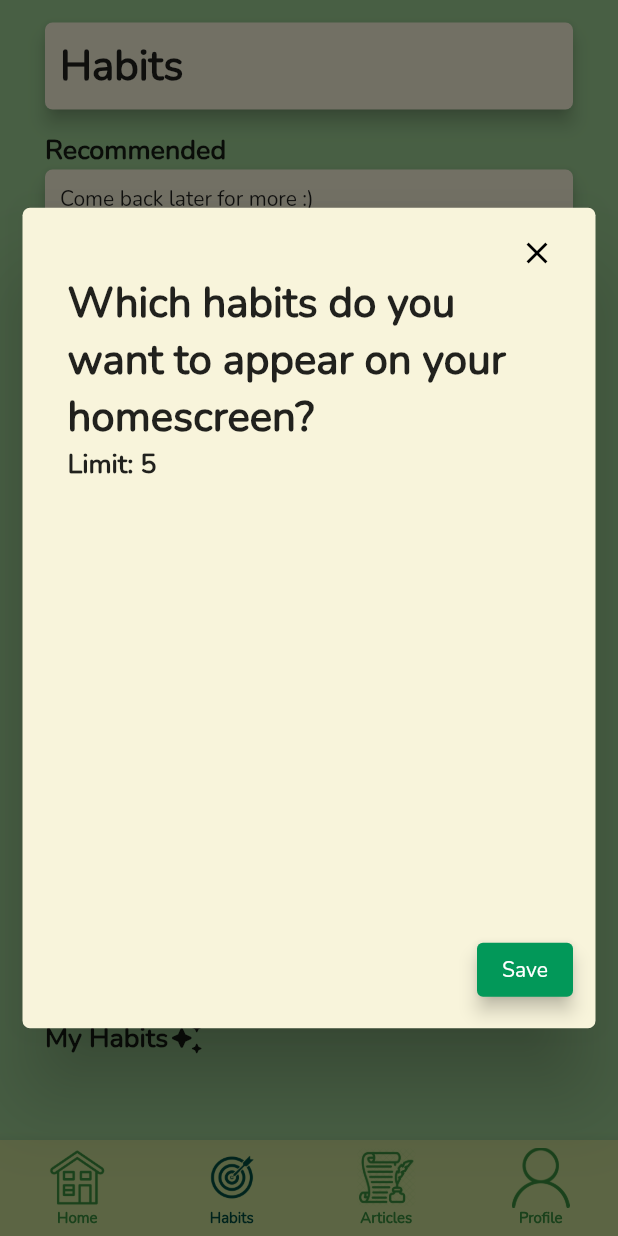
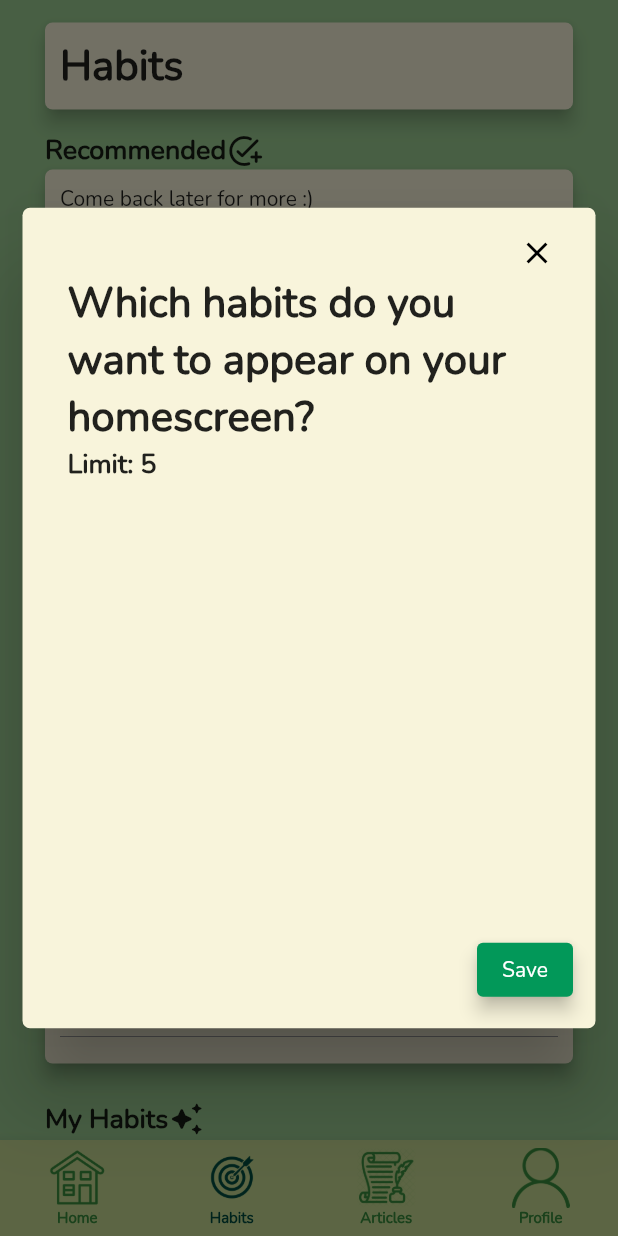
Before and after one commit to csc301-fall-2021/team-project-9-greenpeeps, a Flutter app: the Navigation screen opened by its route, item 2 of the bottom bar chosen, after a tap on "Add Daily Habits", on a phone screen of 412 x 824 dp. Run offline on Flutter 3.47's test engine with Material 2 defaults, Android fonts, the phone set to English and light mode, and no system bars; our stand-ins replace cloud_firestore, firebase_auth, firebase_core, get, pie_chart; missing offline and left inert: cloud_firestore_web, firebase_auth_web, firebase_core_web; accounts and stored records are empty.

Commit message:
edit recommended habits ui, make habit titles that overflow into ellipses and make habit cards tappable

```diff
--- a/green_peeps_app/lib/habits/habit_tile_info.dart
+++ b/green_peeps_app/lib/habits/habit_tile_info.dart
@@ -20,23 +20,19 @@ class HabitTileInfo extends StatefulWidget {
 class _HabitTileInfoState extends State<HabitTileInfo> {
   @override
   Widget build(BuildContext context) {
-    return Row(
-      children: <Widget>[
-        Text(
-          widget.habitNum.toString() + ") " + widget.habitName,
+    return ListTile(
+      trailing: Icon(
+        Icons.short_text_rounded,
+      ),
+      title: Text(
+        "${widget.habitNum}) ${widget.habitName}",
+        overflow: TextOverflow.ellipsis,
         style: const TextStyle(
           fontSize: 24.0,
           fontWeight: FontWeight.bold,
         ),
       ),
-        const Expanded(
-          child: Divider(
-            color: Colors.transparent,
-          ),
-        ),
-        IconButton(
-          splashRadius: 15,
-          onPressed: () {
+      onTap: (){
         showDialog(
           context: context,
           builder: (context) {
@@ -46,11 +42,7 @@ class _HabitTileInfoState extends State<HabitTileInfo> {
           },
         );
       },
-          icon: const Icon(
-            Icons.short_text_rounded,
-          ),
-        )
-      ],
+
     );
   }
 }
--- a/green_peeps_app/lib/habits/habits_in_progress_section.dart
+++ b/green_peeps_app/lib/habits/habits_in_progress_section.dart
@@ -3,6 +3,7 @@ import 'package:firebase_auth/firebase_auth.dart';
 import 'package:cloud_firestore/cloud_firestore.dart';
 import 'package:green_peeps_app/habits/habit_buttons.dart';
 import 'package:green_peeps_app/habits/habit_tile_info.dart';
+import 'package:green_peeps_app/habits/habit_tile_info_dialogue.dart';
 import 'package:green_peeps_app/habits/habit_tile_progress_bar.dart';
 
 List habitList = [
@@ -28,7 +29,9 @@ class _HabitsInProgressSectionState extends State<HabitsInProgressSection> {
             mainAxisSize: MainAxisSize.min,
             crossAxisAlignment: CrossAxisAlignment.start,
             children: <Widget>[
-              Row(
+              Container(
+                padding: EdgeInsets.symmetric(vertical: 10),
+                child: Row(
                   mainAxisSize: MainAxisSize.min,
                   crossAxisAlignment: CrossAxisAlignment.start,
                   children: <Widget>[
@@ -44,6 +47,7 @@ class _HabitsInProgressSectionState extends State<HabitsInProgressSection> {
                       Icons.assignment_rounded,
                     ),
                   ],
+                ),
               ),
               HabitButtons(),
               Divider(),
--- a/green_peeps_app/lib/habits/my_habits_section.dart
+++ b/green_peeps_app/lib/habits/my_habits_section.dart
@@ -2,6 +2,7 @@ import 'package:flutter/material.dart';
 import 'package:firebase_auth/firebase_auth.dart';
 import 'package:cloud_firestore/cloud_firestore.dart';
 import 'package:green_peeps_app/habits/habit_tile_info.dart';
+import 'package:green_peeps_app/habits/habit_tile_info_dialogue.dart';
 import 'package:green_peeps_app/services/habit_firestore.dart';
 
 // List habitList = ["Turn off Computer", "Be Green", "Filler 1", "Filler 2"];
@@ -54,7 +55,9 @@ class _MyHabitsSectionState extends State<MyHabitsSection> {
             mainAxisSize: MainAxisSize.min,
             crossAxisAlignment: CrossAxisAlignment.start,
             children: <Widget>[
-              Row(
+              Container(
+                padding: EdgeInsets.symmetric(vertical: 10),
+                child: Row(
                   mainAxisSize: MainAxisSize.min,
                   crossAxisAlignment: CrossAxisAlignment.start,
                   children: <Widget>[
@@ -70,6 +73,7 @@ class _MyHabitsSectionState extends State<MyHabitsSection> {
                       Icons.auto_awesome_rounded,
                     ),
                   ],
+                ),
               ),
               Material(
                 color: const Color.fromRGBO(248, 244, 219, 1),
--- a/green_peeps_app/lib/habits/recommended_box.dart
+++ b/green_peeps_app/lib/habits/recommended_box.dart
@@ -22,7 +22,12 @@ class _RecommendedBoxState extends State<RecommendedBox> {
     return StreamBuilder<QuerySnapshot>(
       stream: habits,
       builder: (context, AsyncSnapshot<QuerySnapshot> snapshot) {
-        if (!snapshot.hasData) return const Text("Come back later for more :)");
+        if (!snapshot.hasData) return const Padding(
+            padding: EdgeInsets.symmetric(
+                horizontal: 150, vertical: 50),
+            child: CircularProgressIndicator(
+              color: Colors.white,
+            ));
         return Container(child: _getNonUserHabits(snapshot, userHabits));
       }
 
@@ -113,6 +118,8 @@ class _RecommendedBoxState extends State<RecommendedBox> {
               return Column(
                 crossAxisAlignment: CrossAxisAlignment.start,
                 children:  <Widget>[
+                  Row(
+                    children: [
                       const Text(
                       "Recommended",
                       textAlign: TextAlign.left,
@@ -120,6 +127,11 @@ class _RecommendedBoxState extends State<RecommendedBox> {
                         fontSize: 18.0,
                         fontWeight: FontWeight.bold,
                       ),
+                    ),
+                      Icon(
+                          Icons.add_task_rounded,
+                      ),
+                    ]
                   ),
                   _listRecommendedHabits(habits, userHabits),
                 ],
```
Also changed, not shown: green_peeps_app/lib/habits/recommended_habit_dialogue.dart (+35 -13 lines), green_peeps_app/lib/habits/recommended_habit_item.dart (+29 -5 lines). Lines whose indentation alone changed are shown as unchanged.
